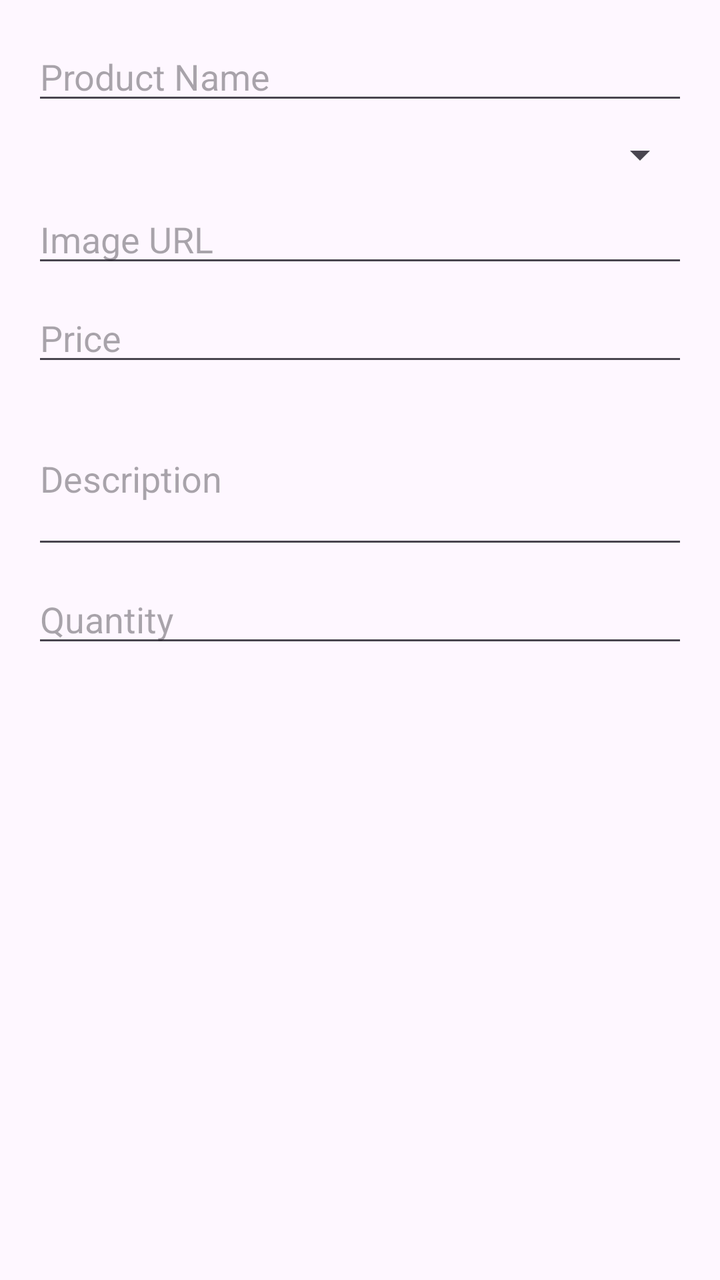
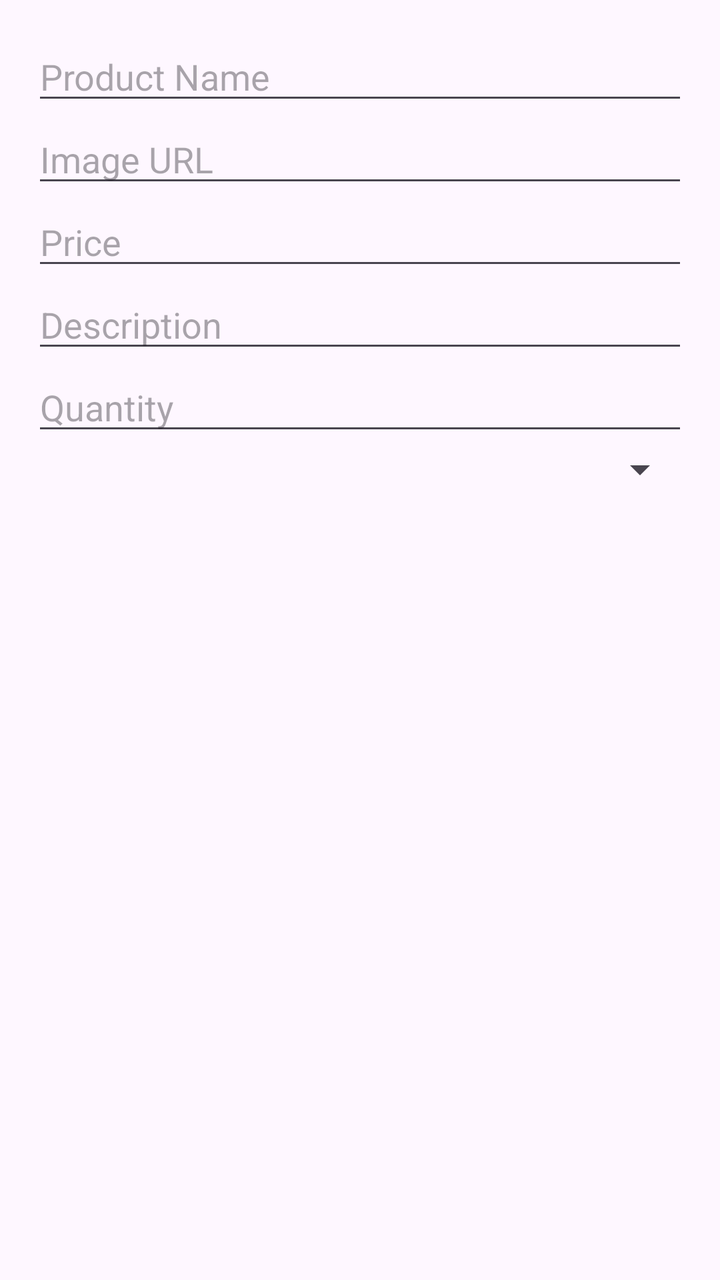

Two renders of the same Android screen: before a commit and after it. Below are the layout's source before the change and the commit's diff.
<!-- AndroidManifest.xml: application theme Theme.FurnitureStore -->
<!-- res/layout/dialog_update_product.xml -->
<?xml version="1.0" encoding="utf-8"?>
<ScrollView
    xmlns:android="http://schemas.android.com/apk/res/android"
    android:layout_width="match_parent"
    android:layout_height="wrap_content"
    android:padding="16dp">

    <LinearLayout
        android:orientation="vertical"
        android:layout_width="match_parent"
        android:layout_height="wrap_content">

        <EditText
            android:id="@+id/editTextProductName"
            android:layout_width="match_parent"
            android:layout_height="wrap_content"
            android:hint="Product Name"
            android:inputType="textPersonName" />

        
        <Spinner
            android:id="@+id/spinnerCategoryUpdate"
            android:layout_width="match_parent"
            android:layout_height="wrap_content"
            android:layout_marginTop="8dp" />

        <EditText
            android:id="@+id/editTextImageUrl"
            android:layout_width="match_parent"
            android:layout_height="wrap_content"
            android:hint="Image URL"
            android:inputType="textUri"
            android:layout_marginTop="8dp" />

        <EditText
            android:id="@+id/editTextPrice"
            android:layout_width="match_parent"
            android:layout_height="wrap_content"
            android:hint="Price"
            android:inputType="numberDecimal"
            android:layout_marginTop="8dp" />

        <EditText
            android:id="@+id/editTextDescription"
            android:layout_width="match_parent"
            android:layout_height="wrap_content"
            android:hint="Description"
            android:inputType="textMultiLine"
            android:lines="3"
            android:layout_marginTop="8dp" />
        <EditText
            android:id="@+id/editTextQuantityUpdate"
            android:layout_width="match_parent"
            android:layout_height="wrap_content"
            android:hint="Quantity"
            android:inputType="number"
            android:layout_marginTop="8dp" />

    </LinearLayout>

</ScrollView>
<!-- resources referenced by this layout -->
<resources>
  <style name="Theme.FurnitureStore" parent="Base.Theme.FurnitureStore" />
  <style name="Base.Theme.FurnitureStore" parent="Theme.Material3.DayNight.NoActionBar">
          
          
      </style>
</resources>

<!-- the commit's change to res/layout/dialog_update_product.xml (unified diff, before → after) -->
@@ -1,6 +1,5 @@
 <?xml version="1.0" encoding="utf-8"?>
-<ScrollView
-    xmlns:android="http://schemas.android.com/apk/res/android"
+<ScrollView xmlns:android="http://schemas.android.com/apk/res/android"
     android:layout_width="match_parent"
     android:layout_height="wrap_content"
     android:padding="16dp">
@@ -11,51 +10,41 @@
         android:layout_height="wrap_content">
 
         <EditText
-            android:id="@+id/editTextProductName"
+            android:id="@+id/editUpdateName"
+            android:hint="Product Name"
             android:layout_width="match_parent"
-            android:layout_height="wrap_content"
-            android:hint="Product Name"
-            android:inputType="textPersonName" />
+            android:layout_height="wrap_content" />
 
         
-        <Spinner
-            android:id="@+id/spinnerCategoryUpdate"
+        <EditText
+            android:id="@+id/editTextImageUrl"
+            android:hint="Image URL"
             android:layout_width="match_parent"
-            android:layout_height="wrap_content"
-            android:layout_marginTop="8dp" />
+            android:layout_height="wrap_content" />
 
         <EditText
-            android:id="@+id/editTextImageUrl"
+            android:id="@+id/editUpdatePrice"
+            android:hint="Price"
+            android:inputType="numberDecimal"
             android:layout_width="match_parent"
-            android:layout_height="wrap_content"
-            android:hint="Image URL"
-            android:inputType="textUri"
-            android:layout_marginTop="8dp" />
+            android:layout_height="wrap_content" />
 
         <EditText
-            android:id="@+id/editTextPrice"
+            android:id="@+id/editUpdateDescription"
+            android:hint="Description"
             android:layout_width="match_parent"
-            android:layout_height="wrap_content"
-            android:hint="Price"
-            android:inputType="numberDecimal"
-            android:layout_marginTop="8dp" />
+            android:layout_height="wrap_content" />
 
         <EditText
-            android:id="@+id/editTextDescription"
-            android:layout_width="match_parent"
-            android:layout_height="wrap_content"
-            android:hint="Description"
-            android:inputType="textMultiLine"
-            android:lines="3"
-            android:layout_marginTop="8dp" />
-        <EditText
-            android:id="@+id/editTextQuantityUpdate"
-            android:layout_width="match_parent"
-            android:layout_height="wrap_content"
+            android:id="@+id/editUpdateQuantity"
             android:hint="Quantity"
             android:inputType="number"
-            android:layout_marginTop="8dp" />
+            android:layout_width="match_parent"
+            android:layout_height="wrap_content" />
 
+        <Spinner
+            android:id="@+id/spinnerUpdateCategory"
+            android:layout_width="match_parent"
+            android:layout_height="wrap_content" />
     </LinearLayout>
-
 </ScrollView>
